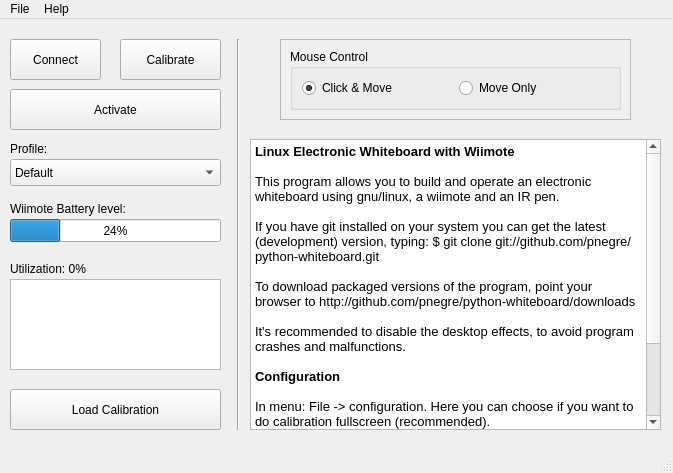
The window that stuff/mainwindow.ui (pnegre/python-whiteboard) describes before a commit, drawn with Qt 5.
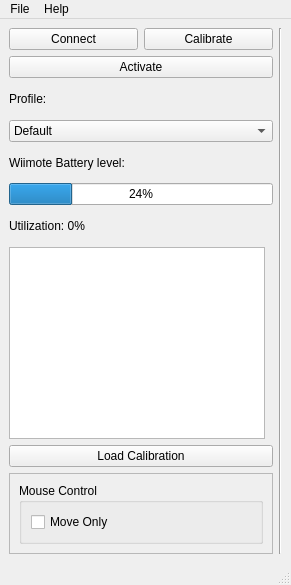
The same window after the commit.

Commit message: Reorganized main window. Updated italian translation

Diff of the .ui file:
```diff
--- a/stuff/mainwindow.ui
+++ b/stuff/mainwindow.ui
@@ -6,8 +6,8 @@
    <rect>
     <x>0</x>
     <y>0</y>
-    <width>673</width>
-    <height>473</height>
+    <width>291</width>
+    <height>585</height>
    </rect>
   </property>
   <property name="sizePolicy">
@@ -16,96 +16,89 @@
     <verstretch>0</verstretch>
    </sizepolicy>
   </property>
-  <property name="minimumSize">
-   <size>
-    <width>673</width>
-    <height>0</height>
-   </size>
-  </property>
   <property name="maximumSize">
    <size>
-    <width>673</width>
-    <height>473</height>
+    <width>291</width>
+    <height>585</height>
    </size>
   </property>
   <property name="windowTitle">
    <string>MainWindow</string>
   </property>
   <widget class="QWidget" name="centralwidget">
+   <layout class="QGridLayout" name="gridLayout_3">
+    <item row="0" column="0">
+     <layout class="QHBoxLayout" name="horizontalLayout_4">
+      <item>
+       <layout class="QHBoxLayout" name="horizontalLayout_3">
+        <item>
+         <layout class="QVBoxLayout" name="verticalLayout_2">
+          <item>
+           <layout class="QHBoxLayout" name="horizontalLayout_2">
+            <item>
    <widget class="QPushButton" name="pushButtonConnect">
-    <property name="geometry">
-     <rect>
-      <x>10</x>
-      <y>20</y>
-      <width>91</width>
-      <height>41</height>
-     </rect>
-    </property>
     <property name="text">
      <string>Connect</string>
     </property>
    </widget>
-   <widget class="QPushButton" name="pushButtonActivate">
-    <property name="geometry">
-     <rect>
-      <x>10</x>
-      <y>70</y>
-      <width>211</width>
-      <height>41</height>
-     </rect>
-    </property>
-    <property name="text">
-     <string>Activate</string>
-    </property>
-   </widget>
+            </item>
+            <item>
    <widget class="QPushButton" name="pushButtonCalibrate">
-    <property name="geometry">
-     <rect>
-      <x>120</x>
-      <y>20</y>
-      <width>101</width>
-      <height>41</height>
-     </rect>
-    </property>
     <property name="text">
      <string>Calibrate</string>
     </property>
    </widget>
+            </item>
+           </layout>
+          </item>
+          <item>
+           <layout class="QVBoxLayout" name="verticalLayout">
+            <item>
+             <widget class="QPushButton" name="pushButtonActivate">
+              <property name="text">
+               <string>Activate</string>
+              </property>
+             </widget>
+            </item>
+            <item>
+             <widget class="QLabel" name="label_2">
+              <property name="text">
+               <string>Profile:</string>
+              </property>
+             </widget>
+            </item>
+            <item>
+             <widget class="QComboBox" name="comboBox">
+              <item>
+               <property name="text">
+                <string>Default</string>
+               </property>
+              </item>
+             </widget>
+            </item>
+            <item>
+             <widget class="QLabel" name="label">
+              <property name="text">
+               <string>Wiimote Battery level:</string>
+              </property>
+             </widget>
+            </item>
+            <item>
    <widget class="QProgressBar" name="batteryLevel">
-    <property name="geometry">
-     <rect>
-      <x>10</x>
-      <y>200</y>
-      <width>211</width>
-      <height>23</height>
-     </rect>
-    </property>
     <property name="value">
      <number>24</number>
     </property>
    </widget>
-   <widget class="QLabel" name="label">
-    <property name="geometry">
-     <rect>
-      <x>10</x>
-      <y>180</y>
-      <width>211</width>
-      <height>19</height>
-     </rect>
-    </property>
+            </item>
+            <item>
+             <widget class="QLabel" name="label_utilization">
     <property name="text">
-     <string>Wiimote Battery level:</string>
-    </property>
-   </widget>
+               <string>Utilization: 0%</string>
+              </property>
+             </widget>
+            </item>
+            <item>
    <widget class="QGraphicsView" name="wiiScreen">
-    <property name="geometry">
-     <rect>
-      <x>10</x>
-      <y>260</y>
-      <width>211</width>
-      <height>91</height>
-     </rect>
-    </property>
     <property name="sizePolicy">
      <sizepolicy hsizetype="Fixed" vsizetype="Fixed">
       <horstretch>0</horstretch>
@@ -130,115 +123,16 @@
      <set>Qt::AlignLeading|Qt::AlignLeft|Qt::AlignTop</set>
     </property>
    </widget>
-   <widget class="QLabel" name="label_utilization">
-    <property name="geometry">
-     <rect>
-      <x>10</x>
-      <y>240</y>
-      <width>211</width>
-      <height>19</height>
-     </rect>
-    </property>
-    <property name="text">
-     <string>Utilization: 0%</string>
-    </property>
-   </widget>
-   <widget class="Line" name="line">
-    <property name="geometry">
-     <rect>
-      <x>230</x>
-      <y>20</y>
-      <width>16</width>
-      <height>391</height>
-     </rect>
-    </property>
-    <property name="orientation">
-     <enum>Qt::Vertical</enum>
-    </property>
-   </widget>
+            </item>
+            <item>
    <widget class="QPushButton" name="pushButtonLoadCal">
-    <property name="geometry">
-     <rect>
-      <x>10</x>
-      <y>370</y>
-      <width>211</width>
-      <height>41</height>
-     </rect>
-    </property>
     <property name="text">
      <string>Load Calibration</string>
     </property>
    </widget>
-   <widget class="QTextBrowser" name="textBrowser">
-    <property name="geometry">
-     <rect>
-      <x>250</x>
-      <y>120</y>
-      <width>411</width>
-      <height>291</height>
-     </rect>
-    </property>
-    <property name="html">
-     <string>&lt;!DOCTYPE HTML PUBLIC &quot;-//W3C//DTD HTML 4.0//EN&quot; &quot;http://www.w3.org/TR/REC-html40/strict.dtd&quot;&gt;
-&lt;html&gt;&lt;head&gt;&lt;meta name=&quot;qrichtext&quot; content=&quot;1&quot; /&gt;&lt;style type=&quot;text/css&quot;&gt;
-p, li { white-space: pre-wrap; }
-&lt;/style&gt;&lt;/head&gt;&lt;body style=&quot; font-family:'Sans'; font-size:10pt; font-weight:400; font-style:normal;&quot;&gt;
-&lt;p style=&quot; margin-top:0px; margin-bottom:0px; margin-left:0px; margin-right:0px; -qt-block-indent:0; text-indent:0px;&quot;&gt;&lt;span style=&quot; font-weight:600;&quot;&gt;Linux Electronic Whiteboard with Wiimote&lt;/span&gt;&lt;/p&gt;
-&lt;p style=&quot;-qt-paragraph-type:empty; margin-top:0px; margin-bottom:0px; margin-left:0px; margin-right:0px; -qt-block-indent:0; text-indent:0px;&quot;&gt;&lt;/p&gt;
-&lt;p style=&quot; margin-top:0px; margin-bottom:0px; margin-left:0px; margin-right:0px; -qt-block-indent:0; text-indent:0px;&quot;&gt;This program allows you to build and operate an electronic whiteboard using gnu/linux, a wiimote and an IR pen. &lt;/p&gt;
-&lt;p style=&quot;-qt-paragraph-type:empty; margin-top:0px; margin-bottom:0px; margin-left:0px; margin-right:0px; -qt-block-indent:0; text-indent:0px;&quot;&gt;&lt;/p&gt;
-&lt;p style=&quot; margin-top:0px; margin-bottom:0px; margin-left:0px; margin-right:0px; -qt-block-indent:0; text-indent:0px;&quot;&gt;If you have git installed on your system you can get the latest (development) version, typing: $ git clone git://github.com/pnegre/python-whiteboard.git &lt;/p&gt;
-&lt;p style=&quot;-qt-paragraph-type:empty; margin-top:0px; margin-bottom:0px; margin-left:0px; margin-right:0px; -qt-block-indent:0; text-indent:0px;&quot;&gt;&lt;/p&gt;
-&lt;p style=&quot; margin-top:0px; margin-bottom:0px; margin-left:0px; margin-right:0px; -qt-block-indent:0; text-indent:0px;&quot;&gt;To download packaged versions of the program, point your browser to http://github.com/pnegre/python-whiteboard/downloads &lt;/p&gt;
-&lt;p style=&quot;-qt-paragraph-type:empty; margin-top:0px; margin-bottom:0px; margin-left:0px; margin-right:0px; -qt-block-indent:0; text-indent:0px;&quot;&gt;&lt;/p&gt;
-&lt;p style=&quot; margin-top:0px; margin-bottom:0px; margin-left:0px; margin-right:0px; -qt-block-indent:0; text-indent:0px;&quot;&gt;It's recommended to disable the desktop effects, to avoid program crashes and malfunctions.&lt;/p&gt;
-&lt;p style=&quot;-qt-paragraph-type:empty; margin-top:0px; margin-bottom:0px; margin-left:0px; margin-right:0px; -qt-block-indent:0; text-indent:0px;&quot;&gt;&lt;/p&gt;
-&lt;p style=&quot; margin-top:0px; margin-bottom:0px; margin-left:0px; margin-right:0px; -qt-block-indent:0; text-indent:0px;&quot;&gt;&lt;span style=&quot; font-weight:600;&quot;&gt;Configuration&lt;/span&gt;&lt;/p&gt;
-&lt;p style=&quot;-qt-paragraph-type:empty; margin-top:0px; margin-bottom:0px; margin-left:0px; margin-right:0px; -qt-block-indent:0; text-indent:0px;&quot;&gt;&lt;/p&gt;
-&lt;p style=&quot; margin-top:0px; margin-bottom:0px; margin-left:0px; margin-right:0px; -qt-block-indent:0; text-indent:0px;&quot;&gt;In menu: File -&amp;gt; configuration. Here you can choose if you want to do calibration fullscreen (recommended).&lt;/p&gt;
-&lt;p style=&quot;-qt-paragraph-type:empty; margin-top:0px; margin-bottom:0px; margin-left:0px; margin-right:0px; -qt-block-indent:0; text-indent:0px;&quot;&gt;&lt;/p&gt;
-&lt;p style=&quot; margin-top:0px; margin-bottom:0px; margin-left:0px; margin-right:0px; -qt-block-indent:0; text-indent:0px;&quot;&gt;Also, you can restrict the bluetooth connection to authorized devices. To add a device, first make the connection and then press the &amp;quot;add device&amp;quot; button in the configuration dialog.&lt;/p&gt;
-&lt;p style=&quot;-qt-paragraph-type:empty; margin-top:0px; margin-bottom:0px; margin-left:0px; margin-right:0px; -qt-block-indent:0; text-indent:0px;&quot;&gt;&lt;/p&gt;
-&lt;p style=&quot; margin-top:0px; margin-bottom:0px; margin-left:0px; margin-right:0px; -qt-block-indent:0; text-indent:0px;&quot;&gt;Both the mac list and the selected device will be saved in the configuration file (using qt's qsettings).&lt;/p&gt;&lt;/body&gt;&lt;/html&gt;</string>
-    </property>
-   </widget>
-   <widget class="QLabel" name="label_2">
-    <property name="geometry">
-     <rect>
-      <x>10</x>
-      <y>120</y>
-      <width>201</width>
-      <height>19</height>
-     </rect>
-    </property>
-    <property name="text">
-     <string>Profile:</string>
-    </property>
-   </widget>
-   <widget class="QComboBox" name="comboBox">
-    <property name="geometry">
-     <rect>
-      <x>10</x>
-      <y>140</y>
-      <width>211</width>
-      <height>27</height>
-     </rect>
-    </property>
-    <item>
-     <property name="text">
-      <string>Default</string>
-     </property>
-    </item>
-   </widget>
+            </item>
+            <item>
    <widget class="QFrame" name="frame_mouseControl">
-    <property name="geometry">
-     <rect>
-      <x>280</x>
-      <y>20</y>
-      <width>351</width>
-      <height>81</height>
-     </rect>
-    </property>
     <property name="styleSheet">
      <string notr="true"/>
     </property>
@@ -270,17 +164,7 @@
         <item row="0" column="0">
          <layout class="QHBoxLayout" name="horizontalLayout">
           <item>
-           <widget class="QRadioButton" name="rad_clickMove">
-            <property name="text">
-             <string>Click &amp;&amp; Move</string>
-            </property>
-            <property name="checked">
-             <bool>true</bool>
-            </property>
-           </widget>
-          </item>
-          <item>
-           <widget class="QRadioButton" name="rad_moveOnly">
+                     <widget class="QCheckBox" name="moveOnlyCheck">
             <property name="text">
              <string>Move Only</string>
             </property>
@@ -293,6 +177,23 @@
      </item>
     </layout>
    </widget>
+            </item>
+           </layout>
+          </item>
+         </layout>
+        </item>
+        <item>
+         <widget class="Line" name="line">
+          <property name="orientation">
+           <enum>Qt::Vertical</enum>
+          </property>
+         </widget>
+        </item>
+       </layout>
+      </item>
+     </layout>
+    </item>
+   </layout>
   </widget>
   <widget class="QStatusBar" name="statusbar"/>
   <widget class="QMenuBar" name="menuBar">
@@ -300,7 +201,7 @@
     <rect>
      <x>0</x>
      <y>0</y>
-     <width>673</width>
+     <width>291</width>
      <height>25</height>
     </rect>
    </property>
```
Lines whose indentation alone changed are shown as unchanged. The commit also changes 4 other files.
